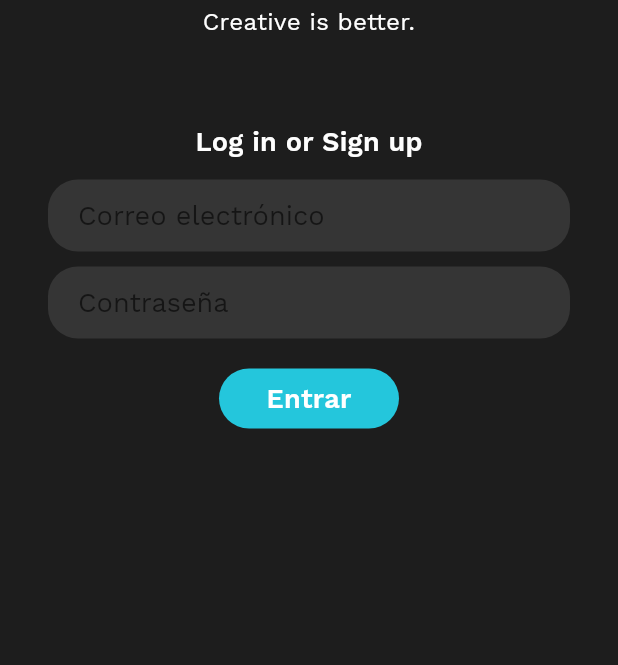
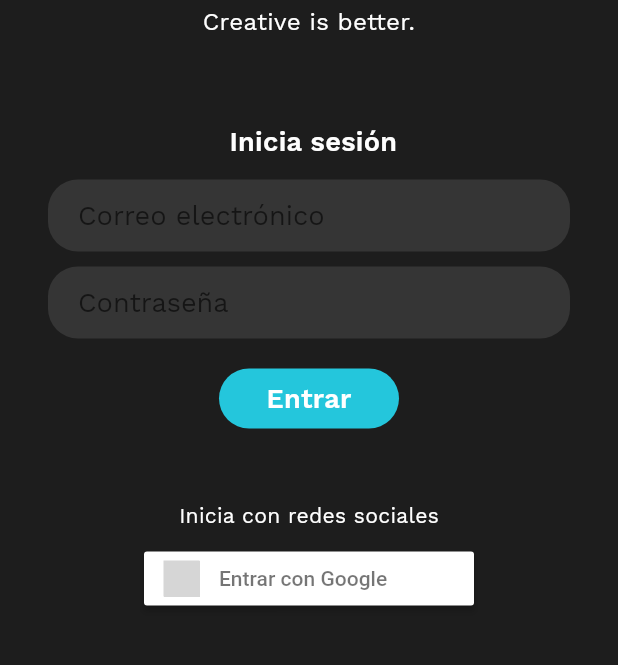
Before and after one commit to sbezavvs/unreel, a Flutter app: the Login screen opened directly, on a phone screen of 412 x 824 dp, the part 269-934 px from its top. Run offline on Flutter 3.47's test engine with Material 2 defaults, Android fonts, the phone set to English and light mode, and no system bars; our stand-ins replace firebase_auth, firebase_core, flutter_signin_button, google_sign_in, share; accounts and stored records are empty; grey boxes are pictures that could not be loaded.

Commit message:
Implementación de inicio de sesión con Google.

```diff
--- a/lib/src/logic/model/auth_manager.dart
+++ /dev/null
@@ -1,3 +0,0 @@
-class AuthManager {
-  bool authenticationState = false;
-}
--- a/lib/src/views/bottom_navigation_view/bottom_bar_view.dart
+++ b/lib/src/views/bottom_navigation_view/bottom_bar_view.dart
@@ -1,11 +1,10 @@
 import 'dart:math' as math;
+import 'package:Unreel/src/logic/utils/utils.dart';
 import 'package:Unreel/src/logic/utils/app_theme.dart';
 import 'package:Unreel/src/logic/utils/fintness_app_theme.dart';
 import 'package:Unreel/src/views/bottom_navigation_view/tabIcon_data.dart';
-import 'package:Unreel/main.dart';
 import 'package:flutter/material.dart';
 
-import '../../../main.dart';
 import 'tabIcon_data.dart';
 
 class BottomBarView extends StatefulWidget {
--- a/lib/src/views/home/meals_list_view.dart
+++ b/lib/src/views/home/meals_list_view.dart
@@ -1,9 +1,7 @@
 import 'package:Unreel/src/logic/utils/fintness_app_theme.dart';
 import 'package:Unreel/src/logic/model/meals_list_data.dart';
-import 'package:Unreel/main.dart';
+import 'package:Unreel/src/logic/utils/utils.dart';
 import 'package:flutter/material.dart';
-
-import '../../../main.dart';
 
 class MealsListView extends StatefulWidget {
   const MealsListView(
--- a/lib/src/views/home/water_view.dart
+++ b/lib/src/views/home/water_view.dart
@@ -1,6 +1,6 @@
 import 'package:Unreel/src/views/ui_view/wave_view.dart';
 import 'package:Unreel/src/logic/utils/fintness_app_theme.dart';
-import 'package:Unreel/main.dart';
+import 'package:Unreel/src/logic/utils/utils.dart';
 import 'package:flutter/material.dart';
 
 class WaterView extends StatefulWidget {
--- a/lib/src/views/login.dart
+++ b/lib/src/views/login.dart
@@ -1,17 +1,12 @@
+import 'package:Unreel/src/logic/model/auth_service.dart';
 import 'package:Unreel/src/logic/utils/app_theme.dart';
-import 'package:Unreel/src/views/main_screen.dart';
 import 'package:flutter/material.dart';
+import 'package:provider/provider.dart';
+import 'package:flutter_signin_button/flutter_signin_button.dart';
 
-class Login extends StatefulWidget {
-  @override
-  _Login createState() => _Login();
-}
-
-class _Login extends State<Login> {
-  @override
-  void initState() {
-    super.initState();
-  }
+class Login extends StatelessWidget {
+  final TextEditingController emailController = TextEditingController();
+  final TextEditingController passwordController = TextEditingController();
 
   @override
   Widget build(BuildContext context) {
@@ -66,10 +61,10 @@ class _Login extends State<Login> {
                             onTap: () {
                               FocusScope.of(context).requestFocus(FocusNode());
 
-                              Navigator.push(
-                                  context,
-                                  MaterialPageRoute(
-                                      builder: (context) => MainScreen()));
+                              context.read<AuthenticationService>().signIn(
+                                    email: emailController.text.trim(),
+                                    password: passwordController.text.trim(),
+                                  );
                             },
                             child: Center(
                               child: Padding(
@@ -88,7 +83,26 @@ class _Login extends State<Login> {
                         ),
                       ),
                     ),
-                  )
+                  ),
+                  Padding(
+                    padding: const EdgeInsets.only(top: 50),
+                  ),
+                  Text(
+                    'Inicia con redes sociales',
+                    style: TextStyle(
+                        color: AppTheme.nearlyWhite,
+                        fontWeight: FontWeight.w400),
+                  ),
+                  Padding(
+                    padding: const EdgeInsets.only(top: 10),
+                  ),
+                  SignInButton(
+                    Buttons.Google,
+                    text: 'Entrar con Google',
+                    onPressed: () {
+                      context.read<AuthenticationService>().signInWithGoogle();
+                    },
+                  ),
                 ],
               ),
             ),
@@ -104,7 +118,7 @@ class _Login extends State<Login> {
       child: Column(
         children: [
           new Text(
-            'Log in or Sign up',
+            ' Inicia sesión',
             style: TextStyle(
                 color: AppTheme.nearlyWhite,
                 fontSize: 18,
@@ -121,6 +135,7 @@ class _Login extends State<Login> {
               child: Container(
                 margin: new EdgeInsets.only(left: 20),
                 child: TextField(
+                  controller: emailController,
                   keyboardType: TextInputType.emailAddress,
                   textAlign: TextAlign.left,
                   maxLines: 1,
@@ -149,6 +164,7 @@ class _Login extends State<Login> {
               child: Container(
                 margin: new EdgeInsets.only(left: 20),
                 child: TextField(
+                  controller: passwordController,
                   keyboardType: TextInputType.visiblePassword,
                   textAlign: TextAlign.left,
                   maxLines: 1,
--- a/lib/src/views/ui_view/small_message.dart
+++ b/lib/src/views/ui_view/small_message.dart
@@ -1,4 +1,4 @@
-import 'package:Unreel/main.dart';
+import 'package:Unreel/src/logic/utils/utils.dart';
 import 'package:flutter/material.dart';
 
 import '../../logic/utils/fintness_app_theme.dart';
--- a/lib/src/views/ui_view/workout_view.dart
+++ b/lib/src/views/ui_view/workout_view.dart
@@ -1,4 +1,4 @@
-import 'package:Unreel/main.dart';
+import 'package:Unreel/src/logic/utils/utils.dart';
 import 'package:flutter/material.dart';
 import '../../../src/logic/utils/fintness_app_theme.dart';
 
--- a/pubspec.yaml
+++ b/pubspec.yaml
@@ -23,6 +23,12 @@ environment:
 dependencies:
   flutter:
     sdk: flutter
+  firebase_core: "0.5.3"
+  firebase_auth: "^0.18.4"
+  google_sign_in: "^4.5.1"
+  flutter_signin_button: ^1.1.0
+
+  provider: ^4.3.2+1
 
 
   # The following adds the Cupertino Icons font to your application.
```
Also changed, not shown: lib/main.dart (+43 -37 lines), lib/src/logic/model/auth_service.dart (added, +53 -0 lines), lib/src/logic/utils/utils.dart (added, +13 -0 lines), lib/src/views/social/invite_friend_screen.dart (+6 -2 lines), pubspec.lock, 8 other files.
